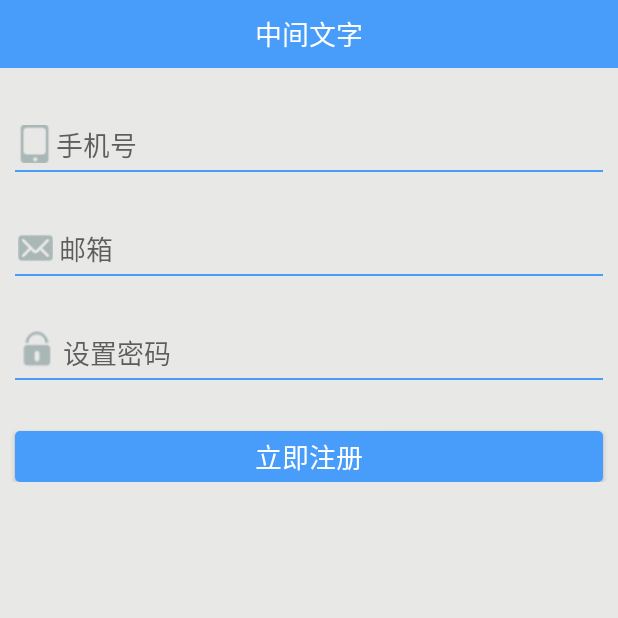
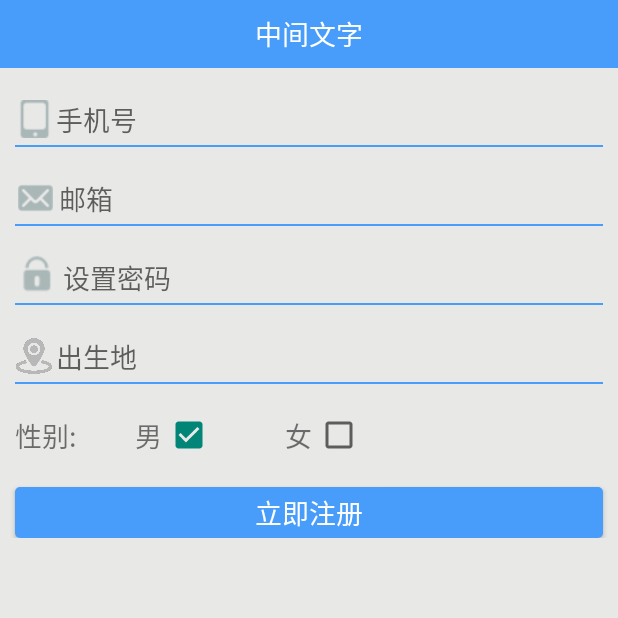
Before and after one commit to GaoZhenGit/Home, an Android app: the RegisterActivity screen opened directly, with no data from a screen before it, on a phone screen of 412 x 824 dp, the top half of it. Run offline under Robolectric (Android 15) with nearby library versions, the phone set to English and light mode, and no system bars; libraries missing offline, so code that uses them is left out: com.androidquery; 8 statements that could not run were skipped.

Commit message:
注册模块改进

```diff
--- a/app/src/main/java/com/gz/home/activity/LoginActivity.java
+++ b/app/src/main/java/com/gz/home/activity/LoginActivity.java
@@ -61,7 +61,7 @@ public class LoginActivity extends BasePageActivity {
             ShowToast("请输入六位以上密码");
             return;
         }
-
+        ShowToast("登录中...");
         User user=new User();
         user.setUsername(phone);
         user.setPassword(password);
--- a/app/src/main/java/com/gz/home/app/constant.java
+++ b/app/src/main/java/com/gz/home/app/constant.java
@@ -9,6 +9,6 @@ public interface Constant {
         public static final Integer FEMALE=0;
     }
     class ID{
-        public static final String BMOBID="49ec3266f00c85c4c346aaa1c68224d1";
+        public static final String BMOBID="a8a2c2f172412c4400bbaee31f54851a";
     }
 }
--- a/app/src/main/res/layout/activity_register.xml
+++ b/app/src/main/res/layout/activity_register.xml
@@ -26,7 +26,7 @@
                 android:layout_height="wrap_content"
                 android:layout_marginLeft="@dimen/margin_left"
                 android:layout_marginRight="@dimen/margin_right"
-                android:layout_marginTop="@dimen/button_height"
+                android:layout_marginTop="@dimen/half_button_height"
                 android:background="@color/defalut">
 
                 <ImageView
@@ -61,7 +61,7 @@
                 android:layout_height="wrap_content"
                 android:layout_marginLeft="@dimen/margin_left"
                 android:layout_marginRight="@dimen/margin_right"
-                android:layout_marginTop="@dimen/button_height"
+                android:layout_marginTop="@dimen/half_button_height"
                 android:background="@color/defalut">
 
                 <ImageView
@@ -96,7 +96,7 @@
                 android:layout_height="wrap_content"
                 android:layout_marginLeft="@dimen/margin_left"
                 android:layout_marginRight="@dimen/margin_right"
-                android:layout_marginTop="@dimen/button_height"
+                android:layout_marginTop="@dimen/half_button_height"
                 android:background="@color/defalut">
 
                 <ImageView
@@ -124,13 +124,91 @@
                 android:layout_marginRight="@dimen/margin_right"
                 android:background="@color/color_theme" />
 
+            <RelativeLayout
+                android:layout_width="fill_parent"
+                android:layout_height="wrap_content"
+                android:layout_marginLeft="@dimen/margin_left"
+                android:layout_marginRight="@dimen/margin_right"
+                android:layout_marginTop="@dimen/half_button_height"
+                android:background="@color/defalut">
+
+                <ImageView
+                    android:layout_width="25dp"
+                    android:layout_height="25dp"
+                    android:src="@drawable/addr"
+                    android:id="@+id/imageView4"
+                    android:layout_centerVertical="true"/>
+
+                <EditText
+                    android:id="@+id/login_address_et"
+                    android:layout_width="fill_parent"
+                    android:layout_height="@dimen/button_height"
+                    android:background="@color/defalut"
+                    android:hint="出生地"
+                    android:password="true"
+                    android:layout_marginLeft="2dp"
+                    android:layout_toRightOf="@+id/imageView4"
+                    android:layout_toEndOf="@+id/imageView4" />
+            </RelativeLayout>
+
+            <View
+                android:layout_width="match_parent"
+                android:layout_height="1dp"
+                android:layout_marginLeft="@dimen/margin_left"
+                android:layout_marginRight="@dimen/margin_right"
+                android:background="@color/color_theme" />
+
+            <RelativeLayout
+                android:layout_width="fill_parent"
+                android:layout_height="@dimen/button_height"
+                android:layout_marginLeft="@dimen/margin_left"
+                android:layout_marginRight="@dimen/margin_right"
+                android:layout_marginTop="@dimen/half_button_height"
+                android:background="@color/defalut">
+
+                <TextView
+                    android:layout_width="wrap_content"
+                    android:layout_height="wrap_content"
+                    android:text="性别:"
+                    android:textSize="@dimen/text_size_large"
+                    android:layout_centerVertical="true"
+                    android:id="@+id/textView" />
+                <TextView
+                    android:layout_width="wrap_content"
+                    android:layout_height="wrap_content"
+                    android:text="男"
+                    android:textSize="@dimen/text_size_large"
+                    android:layout_centerVertical="true"
+                    android:layout_marginLeft="80dp"/>
+                <CheckBox
+                    android:id="@+id/login_check_male"
+                    android:layout_width="wrap_content"
+                    android:layout_height="wrap_content"
+                    android:layout_centerVertical="true"
+                    android:layout_marginLeft="100dp"
+                    android:checked="true"/>
+                <TextView
+                    android:layout_width="wrap_content"
+                    android:layout_height="wrap_content"
+                    android:text="女"
+                    android:textSize="@dimen/text_size_large"
+                    android:layout_centerVertical="true"
+                    android:layout_marginLeft="180dp"/>
+                <CheckBox
+                    android:id="@+id/login_check_female"
+                    android:layout_width="wrap_content"
+                    android:layout_height="wrap_content"
+                    android:layout_centerVertical="true"
+                    android:layout_marginLeft="200dp"/>
+            </RelativeLayout>
+
             <Button
                 android:id="@+id/regist_btn"
                 android:layout_width="fill_parent"
                 android:layout_height="@dimen/button_height"
                 android:layout_marginLeft="@dimen/margin_left"
                 android:layout_marginRight="@dimen/margin_right"
-                android:layout_marginTop="@dimen/button_height"
+                android:layout_marginTop="@dimen/half_button_height"
                 android:background="@drawable/btn_selector_titlecolor_light"
                 android:gravity="center"
                 android:text="立即注册"
--- a/app/src/main/res/values/dimens.xml
+++ b/app/src/main/res/values/dimens.xml
@@ -10,6 +10,7 @@
     <dimen name="margin_left">10dp</dimen>
     <dimen name="margin_right">10dp</dimen>
     <dimen name="button_height">34dp</dimen>
+    <dimen name="half_button_height">17dp</dimen>
     <dimen name="icon_edge">60dp</dimen>
     <dimen name="shadow_width">120dp</dimen>
     <dimen name="drawer_layout_offset">180dp</dimen>
```
Also changed, not shown: app/src/main/java/com/gz/home/activity/RegisterActivity.java (+29 -1 lines), app/src/main/java/com/gz/home/datamodel/User.java (+18 -0 lines), app/src/main/res/drawable/addr.png (added).
